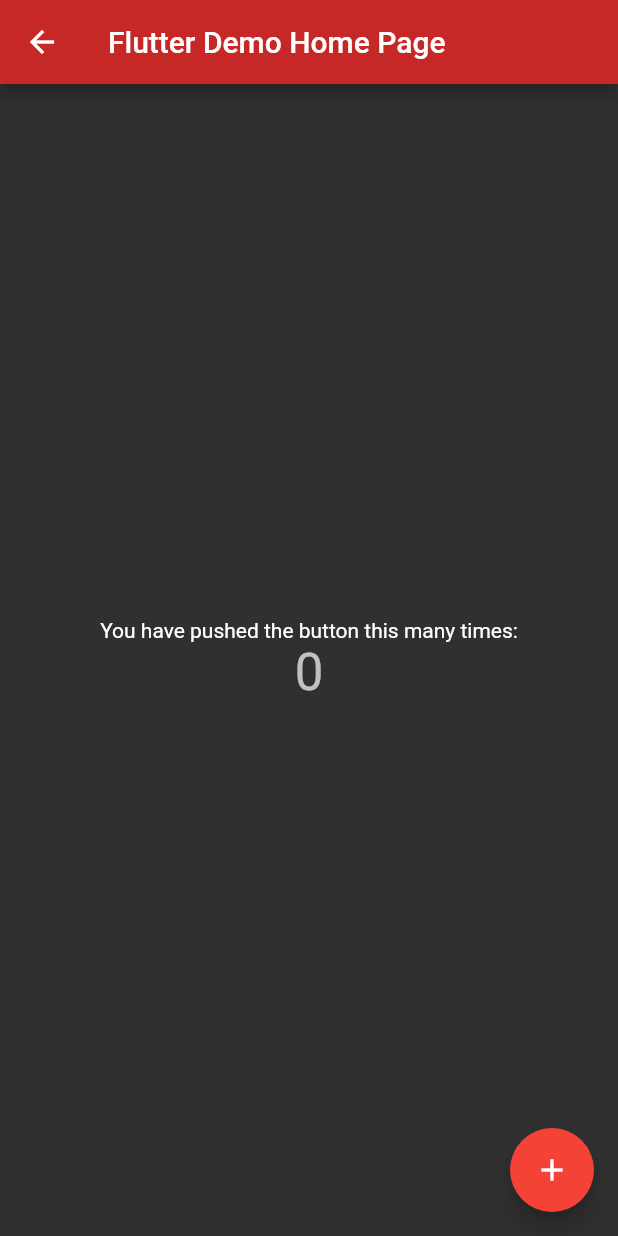
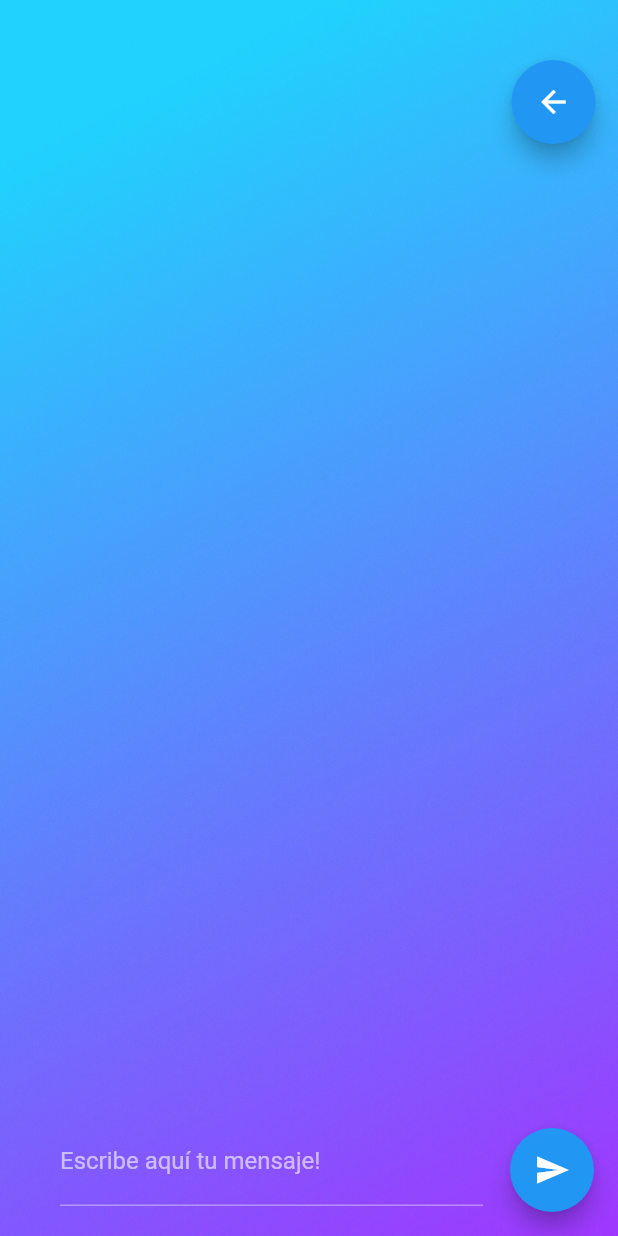
Before and after one commit to andpg/Karma, a Flutter app: the ChatScreen screen opened directly, on a phone screen of 412 x 824 dp. Run offline on Flutter 3.47's test engine with Material 2 defaults, Android fonts, the phone set to English and light mode, and no system bars.

Commit message:
Avance Chat

```diff
--- a/lib/screen/ChatScreen.dart
+++ b/lib/screen/ChatScreen.dart
@@ -40,15 +40,11 @@ class _ChatScreenState extends State<ChatScreen> {
     // fast, so that you can just rebuild anything that needs updating rather
     // than having to individually change instances of widgets.
     return Scaffold(
-      appBar: AppBar(
-        // Here we take the value from the MyHomePage object that was created by
-        // the App.build method, and use it to set our appbar title.
-        // title: Text(widget.title),
-        title: Text("Flutter Demo Home Page"),
-      ),
-      body: Center(
-        // Center is a layout widget. It takes a single child and positions it
-        // in the middle of the parent.
+
+      body: Container(
+        decoration: BoxDecoration(
+          image: DecorationImage(image: AssetImage("images/bluedeg.jpg"), fit: BoxFit.cover) //agrefar en pubspec.yaml
+        ),
         child: Column(
           // Column is also a layout widget. It takes a list of children and
           // arranges them vertically. By default, it sizes itself to fit its
@@ -66,20 +62,46 @@ class _ChatScreenState extends State<ChatScreen> {
           // horizontal).
           mainAxisAlignment: MainAxisAlignment.center,
           children: <Widget>[
-            Text(
-              'You have pushed the button this many times:',
+
+
+
+            Container(
+              padding: const EdgeInsets.fromLTRB(40, 40, 15, 20),
+              alignment: Alignment(1.0,-1.0),
+              child:FloatingActionButton(
+                backgroundColor: Colors.blue,
+                onPressed: _incrementCounter,
+                tooltip: 'Increment',
+                child: Icon(Icons.arrow_back),
+              ),
             ),
-            Text(
-              '$_counter',
-              style: Theme.of(context).textTheme.headline4,
-            ),
+
+
+
+            Expanded(child: Container(child:Column(children: <Widget>[
+
+
+            ],))),
+
+            Container(
+              padding: const EdgeInsets.fromLTRB(40, 20, 90, 20),
+              child: TextFormField( //https://flutter.dev/docs/cookbook/forms/text-input
+                decoration: InputDecoration(
+                  labelText: "Escribe aquí tu mensaje!"
+                ),
+              ),
+              ),
+
           ],
         ),
       ),
+
+
       floatingActionButton: FloatingActionButton(
+        backgroundColor: Colors.blue,
         onPressed: _incrementCounter,
         tooltip: 'Increment',
-        child: Icon(Icons.add),
+        child: Icon(Icons.send),
       ), // This trailing comma makes auto-formatting nicer for build methods.
     );
   }
```
Also changed, not shown: lib/screen/SolicitarScreen.dart (+7 -13 lines).
